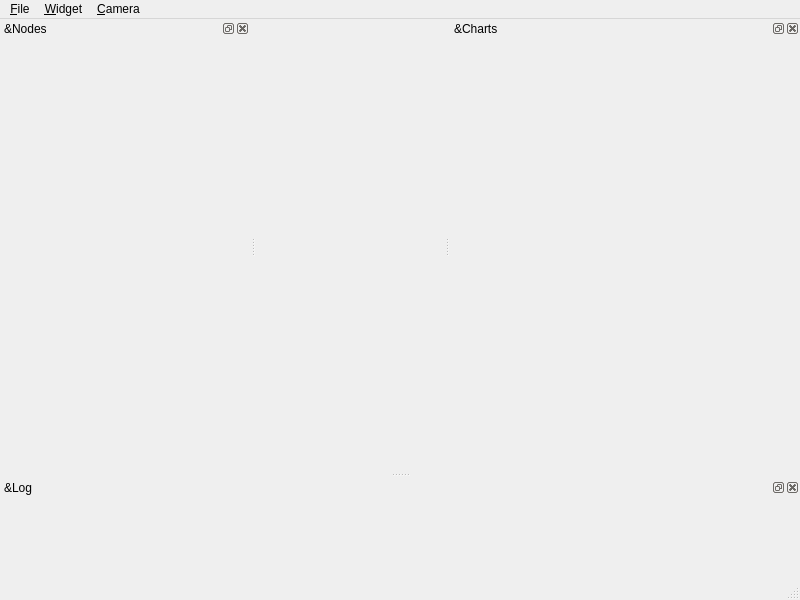
The window that src/window/mainWindow.ui (usnistgov/NetSimulyzer) describes before a commit, drawn with Qt 5.
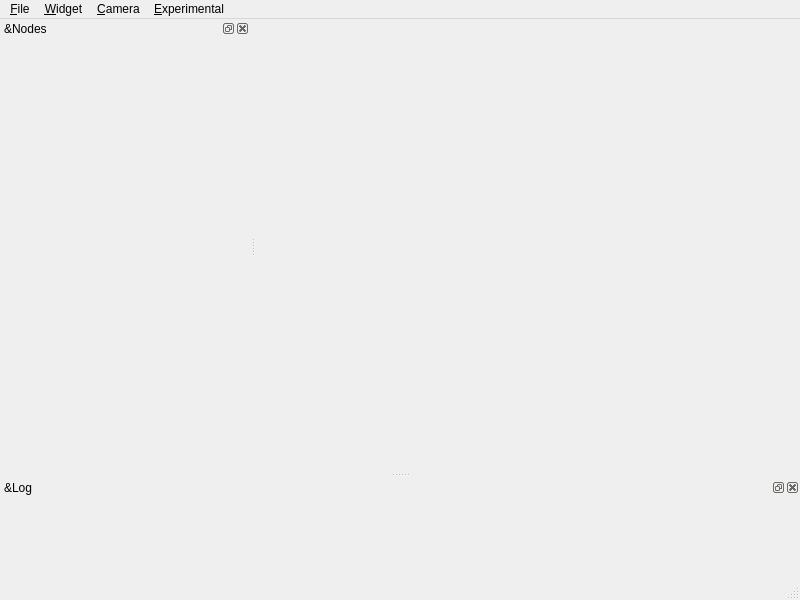
The same window after the commit. Icons and pictures are not drawn.

Commit message:
Support display of multiple charts
See: #66

Patch:
```diff
--- a/src/window/mainWindow.ui
+++ b/src/window/mainWindow.ui
@@ -47,34 +47,18 @@
     <addaction name="actionCameraSettings"/>
     <addaction name="actionResetCameraPosition"/>
    </widget>
+   <widget class="QMenu" name="menuExperimental">
+    <property name="title">
+     <string>&amp;Experimental</string>
+    </property>
+    <addaction name="actionAddChart"/>
+   </widget>
    <addaction name="menuFile"/>
    <addaction name="menuWidget"/>
    <addaction name="menuCamera"/>
+   <addaction name="menuExperimental"/>
   </widget>
   <widget class="QStatusBar" name="statusbar"/>
-  <widget class="QDockWidget" name="chartDock">
-   <property name="sizePolicy">
-    <sizepolicy hsizetype="MinimumExpanding" vsizetype="MinimumExpanding">
-     <horstretch>0</horstretch>
-     <verstretch>0</verstretch>
-    </sizepolicy>
-   </property>
-   <property name="minimumSize">
-    <size>
-     <width>350</width>
-     <height>35</height>
-    </size>
-   </property>
-   <property name="allowedAreas">
-    <set>Qt::LeftDockWidgetArea|Qt::RightDockWidgetArea</set>
-   </property>
-   <property name="windowTitle">
-    <string>&amp;Charts</string>
-   </property>
-   <attribute name="dockWidgetArea">
-    <number>2</number>
-   </attribute>
-  </widget>
   <widget class="QDockWidget" name="nodesDock">
    <property name="sizePolicy">
     <sizepolicy hsizetype="Expanding" vsizetype="Expanding">
```
Left out of the diff: 5 changed lines with no effect on the pictures. The commit also changes 8 other files.
